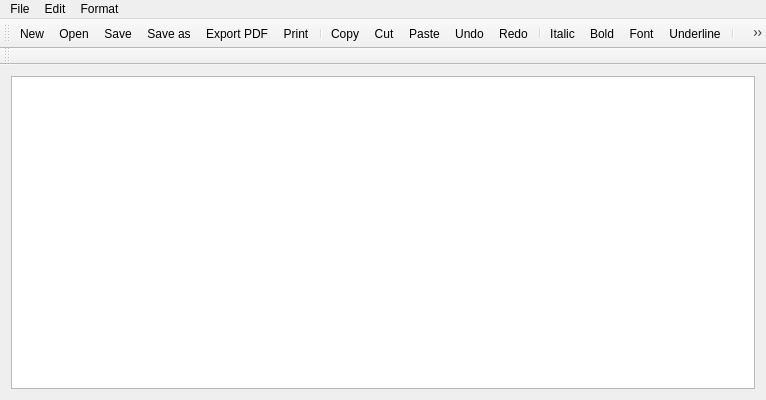
Before: the Qt Designer form notepad.ui in letol/shared-editor, drawn with Qt 5.
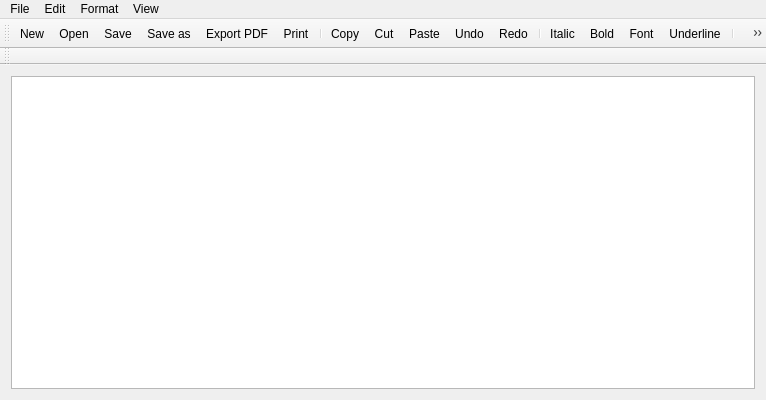
After: the same form once the commit is applied. Icons and pictures are not drawn.

```diff
--- a/notepad.ui
+++ b/notepad.ui
@@ -26,7 +26,7 @@
      <x>0</x>
      <y>0</y>
      <width>766</width>
-     <height>21</height>
+     <height>22</height>
     </rect>
    </property>
    <widget class="QMenu" name="menuFile">
@@ -85,9 +85,16 @@
     <addaction name="actionFont"/>
     <addaction name="menuAlignment"/>
    </widget>
+   <widget class="QMenu" name="menuView">
+    <property name="title">
+     <string>View</string>
+    </property>
+    <addaction name="actionHighlight_owners"/>
+   </widget>
    <addaction name="menuFile"/>
    <addaction name="menuEdit"/>
    <addaction name="menuFormat"/>
+   <addaction name="menuView"/>
   </widget>
   <widget class="QToolBar" name="mainToolBar">
    <attribute name="toolBarArea">
```
Left out of the diff: 8 changed lines with no effect on the pictures.
